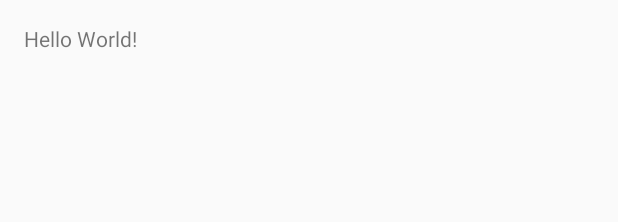
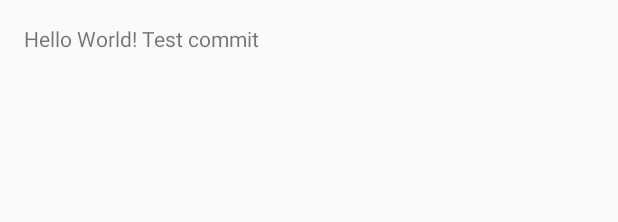
Before and after one commit to ThomBrice/TwinmaxApk, an Android app: the layout activity_main.xml on its own in the app's theme, with its tools: preview values and no code run, on a phone screen of 412 x 824 dp. Shown: the top 222 px of the screen. Run offline under Robolectric (Android 15) with nearby library versions, the phone set to English and light mode, and no system bars.

Commit message:
Test commit

```diff
--- a/app/src/main/java/com/example/isen/twinmaxapk/MainActivity.java
+++ b/app/src/main/java/com/example/isen/twinmaxapk/MainActivity.java
@@ -1,5 +1,6 @@
 package com.example.isen.twinmaxapk;
 
+import android.app.Activity;
 import android.support.v7.app.AppCompatActivity;
 import android.os.Bundle;
 
--- a/app/src/main/java/com/example/isen/twinmaxapk/database/Measure.java
+++ b/app/src/main/java/com/example/isen/twinmaxapk/database/Measure.java
@@ -10,9 +10,6 @@ public class Measure {
     private int c2;
     private int c3;
     private int c4;
-
-    public Measure() {
-    }
 
     public Measure(int c4, int c1, int c2, int c3) {
         this.c4 = c4;
--- a/app/src/main/res/layout/activity_main.xml
+++ b/app/src/main/res/layout/activity_main.xml
@@ -12,5 +12,5 @@
     <TextView
         android:layout_width="wrap_content"
         android:layout_height="wrap_content"
-        android:text="Hello World!" />
+        android:text="Hello World! Test commit" />
 </RelativeLayout>
```
Also changed, not shown: 1 other file.
